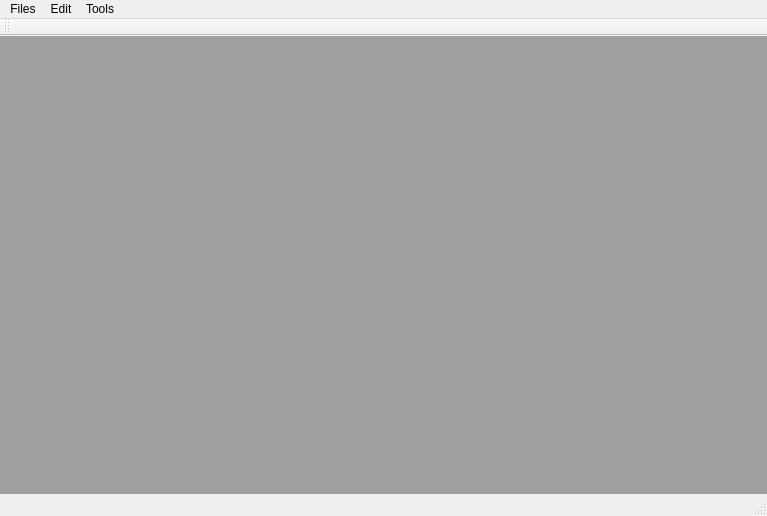
Above: simpleProcessNewGUI/mainwindow.ui from KKyang/Image-Processing before the change. Below: the same form after it.
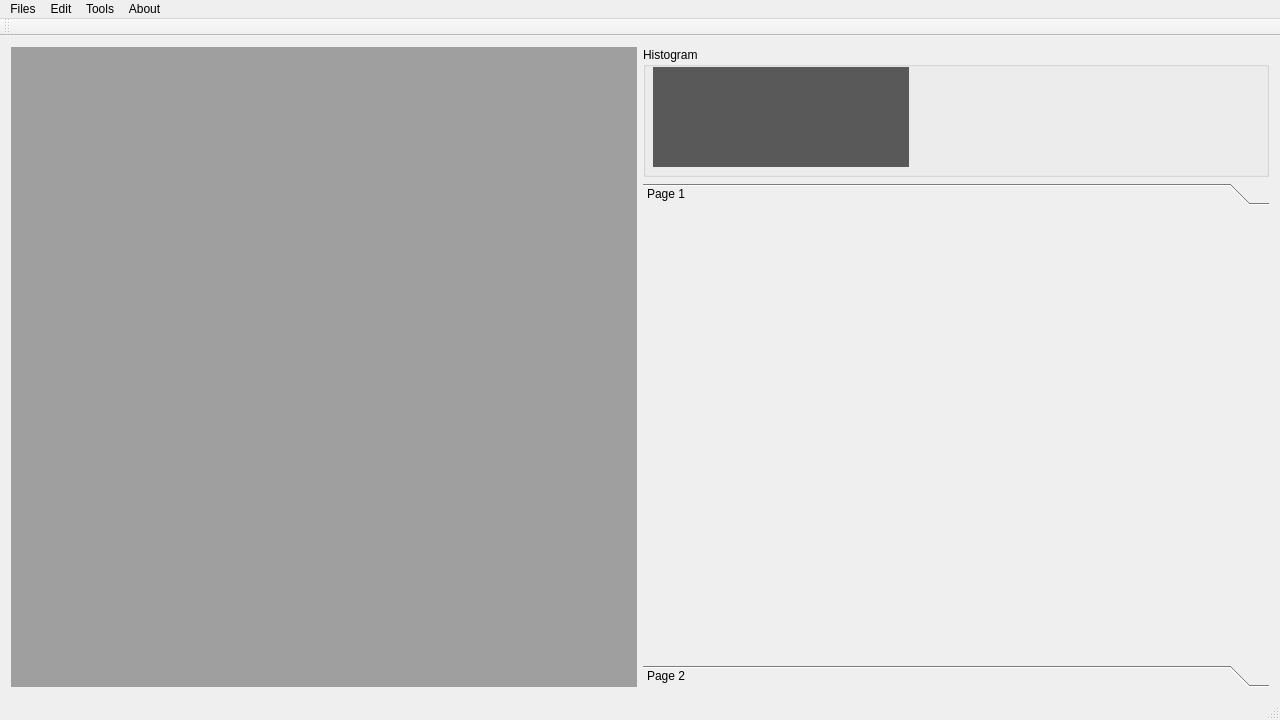
That is the form after the change. Custom widgets are drawn as their Qt base class.

Diff of the .ui file:
```diff
--- a/simpleProcessNewGUI/mainwindow.ui
+++ b/simpleProcessNewGUI/mainwindow.ui
@@ -6,28 +6,90 @@
    <rect>
     <x>0</x>
     <y>0</y>
-    <width>767</width>
-    <height>516</height>
+    <width>1280</width>
+    <height>720</height>
    </rect>
   </property>
+  <property name="minimumSize">
+   <size>
+    <width>1280</width>
+    <height>720</height>
+   </size>
+  </property>
   <property name="windowTitle">
    <string>Simple Image Processing</string>
   </property>
   <widget class="QWidget" name="centralWidget">
-   <layout class="QHBoxLayout" name="horizontalLayout">
-    <property name="leftMargin">
-     <number>0</number>
-    </property>
-    <property name="topMargin">
-     <number>0</number>
-    </property>
-    <property name="rightMargin">
-     <number>0</number>
-    </property>
-    <property name="bottomMargin">
-     <number>0</number>
-    </property>
-    <item>
+   <property name="enabled">
+    <bool>true</bool>
+   </property>
+   <layout class="QGridLayout" name="gridLayout_2">
+    <item row="0" column="1">
+     <widget class="QGroupBox" name="groupBox">
+      <property name="minimumSize">
+       <size>
+        <width>276</width>
+        <height>130</height>
+       </size>
+      </property>
+      <property name="title">
+       <string>Histogram</string>
+      </property>
+      <property name="flat">
+       <bool>true</bool>
+      </property>
+      <widget class="QSmartLabel" name="histogram_mainui">
+       <property name="geometry">
+        <rect>
+         <x>10</x>
+         <y>20</y>
+         <width>256</width>
+         <height>100</height>
+        </rect>
+       </property>
+       <property name="styleSheet">
+        <string notr="true">background-color: rgb(89, 89, 89);</string>
+       </property>
+       <property name="text">
+        <string/>
+       </property>
+      </widget>
+     </widget>
+    </item>
+    <item row="1" column="1">
+     <widget class="QToolBox" name="toolBox">
+      <property name="currentIndex">
+       <number>0</number>
+      </property>
+      <widget class="QWidget" name="page_5">
+       <property name="geometry">
+        <rect>
+         <x>0</x>
+         <y>0</y>
+         <width>276</width>
+         <height>461</height>
+        </rect>
+       </property>
+       <attribute name="label">
+        <string>Page 1</string>
+       </attribute>
+      </widget>
+      <widget class="QWidget" name="page_6">
+       <property name="geometry">
+        <rect>
+         <x>0</x>
+         <y>0</y>
+         <width>276</width>
+         <height>461</height>
+        </rect>
+       </property>
+       <attribute name="label">
+        <string>Page 2</string>
+       </attribute>
+      </widget>
+     </widget>
+    </item>
+    <item row="0" column="0" rowspan="2">
      <widget class="QMdiArea" name="mdiArea"/>
     </item>
    </layout>
@@ -37,7 +99,7 @@
     <rect>
      <x>0</x>
      <y>0</y>
-     <width>767</width>
+     <width>1280</width>
      <height>21</height>
     </rect>
    </property>
@@ -67,9 +129,16 @@
      <string>Tools</string>
     </property>
    </widget>
+   <widget class="QMenu" name="menuAbout">
+    <property name="title">
+     <string>About</string>
+    </property>
+    <addaction name="actionWritten_by_KKyang"/>
+   </widget>
    <addaction name="menuFiles"/>
    <addaction name="menuEdit"/>
    <addaction name="menuTools"/>
+   <addaction name="menuAbout"/>
   </widget>
   <widget class="QToolBar" name="mainToolBar">
    <attribute name="toolBarArea">
@@ -120,6 +189,13 @@
   </action>
  </widget>
  <layoutdefault spacing="6" margin="11"/>
+ <customwidgets>
+  <customwidget>
+   <class>QSmartLabel</class>
+   <extends>QLabel</extends>
+   <header>qsmartlabel.h</header>
+  </customwidget>
+ </customwidgets>
  <resources/>
  <connections>
   <connection>
```
Left out of the diff: 68 changed lines with no effect on the pictures.
